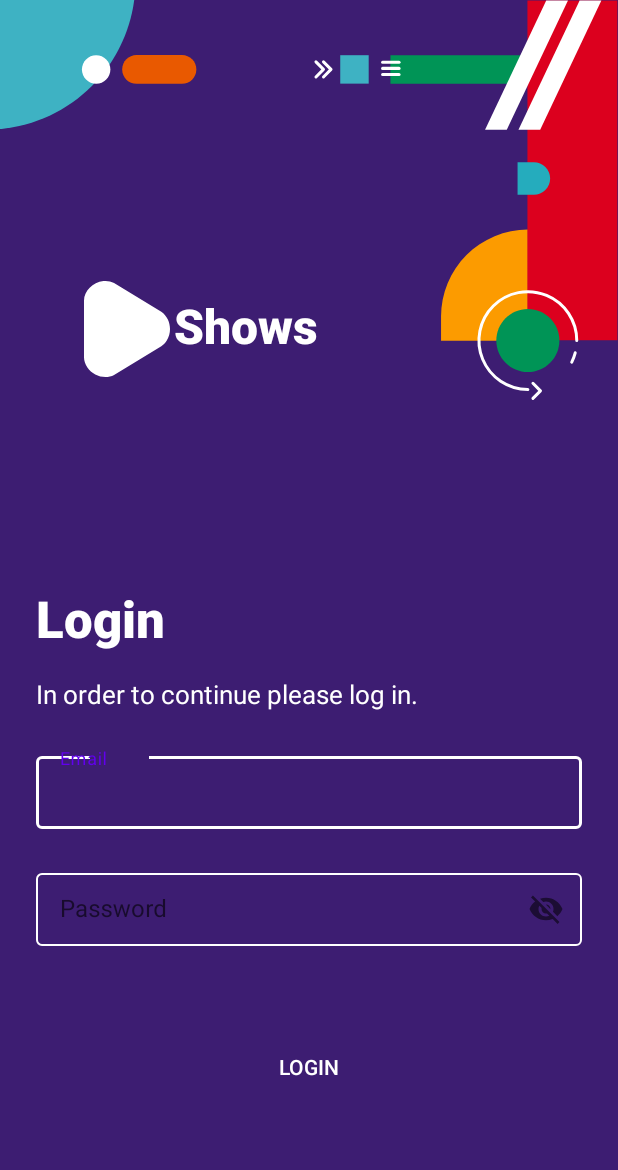
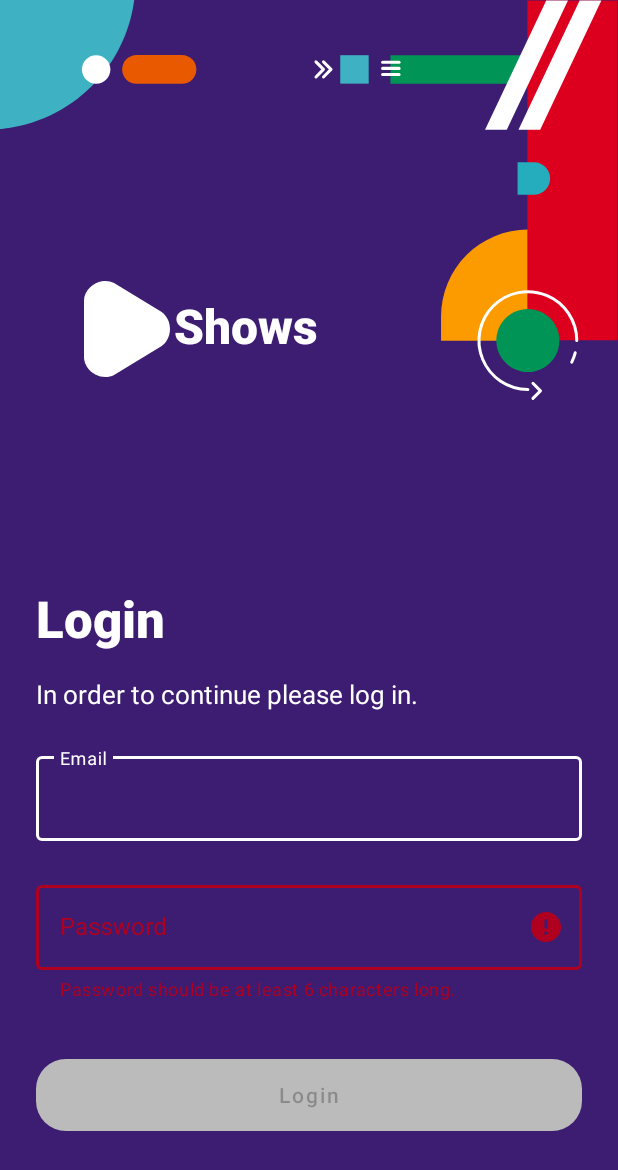
Before and after one commit to mihaelrodek/isa-shows-app-mihaelrodek, an Android app: the screen it shows after launch (LoginActivity), after a tap on an icon or button, on a phone screen of 412 x 824 dp. Shown: the top 1170 px of the screen. Run offline under Robolectric (Android 15) with nearby library versions, the phone set to English and light mode, and no system bars.

Commit message:
Promjenjen login screen

```diff
--- a/app/src/main/java/com/android/infinum/LoginActivity.kt
+++ b/app/src/main/java/com/android/infinum/LoginActivity.kt
@@ -2,6 +2,8 @@ package com.android.infinum
 
 import android.app.Activity
 import android.os.Bundle
+import android.text.Editable
+import android.text.TextWatcher
 import android.util.Patterns
 import android.widget.Toast
 import androidx.appcompat.app.AppCompatActivity
@@ -12,8 +14,19 @@ class LoginActivity : AppCompatActivity() {
 
     private lateinit var binding: ActivityLoginBinding
 
-    companion object{
-        private const val pwRegex = """^(?=.*[a-z])(?=.*[A-Z])(?=.*\d)[a-zA-Z\d]{6,}${'$'}"""
+    private val textWatcher = object : TextWatcher {
+        override fun beforeTextChanged(s: CharSequence?, start: Int, count: Int, after: Int) {
+        }
+
+        override fun onTextChanged(s: CharSequence?, start: Int, before: Int, count: Int) {
+            binding.loginButton.isEnabled=checkPassword(binding.passwordInput.editText?.text.toString()) &&
+                    checkMail(binding.emailInput.editText?.text.toString())
+        }
+
+        override fun afterTextChanged(s: Editable?) {
+
+        }
+
     }
 
     override fun onCreate(savedInstanceState: Bundle?) {
@@ -22,35 +35,44 @@ class LoginActivity : AppCompatActivity() {
         binding = ActivityLoginBinding.inflate(layoutInflater)
         setContentView(binding.root)
 
-        binding.loginButton.isClickable = false
 
-        if (binding.emailInput.editText?.text.toString().isNotEmpty() &&
-            binding.passwordInput.editText?.text.toString().isNotEmpty())
-            binding.loginButton.isClickable = true
+        binding.passwordInputEditor.addTextChangedListener(textWatcher)
+        binding.emailInputEditor.addTextChangedListener(textWatcher)
+
 
         binding.loginButton.setOnClickListener {
 
-            checkMailAndPassword(binding.emailInput.editText?.text.toString(),binding.passwordInput.editText?.text.toString())
-
-        }
-
-    }
-
-    private fun checkMailAndPassword(email: String, password: String) {
-
-        if (!Patterns.EMAIL_ADDRESS.matcher(email).matches())
-            Toast.makeText(this, "Wrong email. Please try again.", Toast.LENGTH_SHORT).show()
-        else if(!pwRegex.toRegex().containsMatchIn(password)){
-            Toast.makeText(this, "Wrong password format. Password should contain one capital letter, one lower letter and one number.", Toast.LENGTH_SHORT).show()
-        }
-        else {
             val intent =
                 WelcomeActivity.buildIntent(
                     this,
                     binding.emailInput.editText?.text.toString()
                 )
             startActivity(intent)
+
         }
     }
 
+    private fun checkMail(email: String) : Boolean {
+
+        if (!email.contains("@")|| !Patterns.EMAIL_ADDRESS.matcher(email).matches() || email.isEmpty()) {
+            Toast.makeText(this, "email", Toast.LENGTH_SHORT).show()
+            binding.emailInput.error = "Please enter valid e-mail."
+            return false
+        }else
+            binding.emailInput.error= null
+        return true
+    }
+
+    private fun checkPassword(password : String) : Boolean {
+
+        if (!password.length?.let { len -> len >= 6 }) {
+            println(password)
+
+            binding.passwordInput.error = "Password should be at least 6 characters long."
+            return false
+        }else
+            binding.passwordInput.error= null
+        return true
+    }
+
 }
--- a/app/src/main/res/drawable/ic_triangle.xml
+++ b/app/src/main/res/drawable/ic_triangle.xml
@@ -5,6 +5,5 @@
     android:viewportHeight="64">
   <path
       android:pathData="M51.2444,43.5377L19.9311,62.6284C14.0166,65.7556 6.0483,63.3248 2.1334,57.4747C0.742,55.432 0,53.1291 0,50.8381L0,13.1675C0,6.7219 5.7498,0.8626 12.8426,0.0804C15.3636,-0.1976 17.8289,0.2482 19.9311,1.3771L51.2444,20.4679C57.159,24.5526 58.78,33.2963 54.8652,39.7221C53.9135,41.2611 52.6822,42.5588 51.2444,43.5377Z"
-      android:fillColor="#ffffff"
-      android:fillType="evenOdd"/>
+      android:fillColor="#ffffff"/>
 </vector>
--- /dev/null
+++ b/app/src/main/res/drawable/rounded_button_deselected.xml
@@ -0,0 +1,14 @@
+<?xml version="1.0" encoding="utf-8"?>
+<shape xmlns:android="http://schemas.android.com/apk/res/android"
+    android:layout_width="wrap_content"
+    android:layout_height="wrap_content"
+    android:shape="rectangle">
+
+    <solid android:color="@color/color_button_deselected" />
+
+    <corners
+        android:bottomLeftRadius="20dp"
+        android:bottomRightRadius="20dp"
+        android:topLeftRadius="20dp"
+        android:topRightRadius="20dp" />
+</shape>
--- /dev/null
+++ b/app/src/main/res/drawable/rounded_button_selected.xml
@@ -0,0 +1,14 @@
+<?xml version="1.0" encoding="utf-8"?>
+<shape xmlns:android="http://schemas.android.com/apk/res/android"
+    android:layout_width="wrap_content"
+    android:layout_height="wrap_content"
+    android:shape="rectangle">
+
+    <solid android:color="@color/white"/>
+
+    <corners
+        android:bottomLeftRadius="20dp"
+        android:bottomRightRadius="20dp"
+        android:topLeftRadius="20dp"
+        android:topRightRadius="20dp" />
+</shape>
--- /dev/null
+++ b/app/src/main/res/drawable/selector_button.xml
@@ -0,0 +1,11 @@
+<?xml version="1.0" encoding="utf-8"?>
+<selector xmlns:android="http://schemas.android.com/apk/res/android">
+
+
+    <item android:drawable="@drawable/rounded_button_selected" android:state_enabled="true"
+        android:color="@color/white"></item>
+
+    <item android:drawable="@drawable/rounded_button_deselected"
+        android:color="@color/color_button_deselected"></item>
+
+</selector>
--- a/app/src/main/res/layout/activity_login.xml
+++ b/app/src/main/res/layout/activity_login.xml
@@ -1,9 +1,9 @@
 <?xml version="1.0" encoding="utf-8"?>
 <androidx.constraintlayout.widget.ConstraintLayout xmlns:android="http://schemas.android.com/apk/res/android"
+    xmlns:app="http://schemas.android.com/apk/res-auto"
     xmlns:tools="http://schemas.android.com/tools"
     android:layout_width="match_parent"
     android:layout_height="match_parent"
-    xmlns:app="http://schemas.android.com/apk/res-auto"
     android:background="@color/purple_background"
     tools:context=".LoginActivity">
 
@@ -20,21 +20,19 @@
         android:layout_width="wrap_content"
         android:layout_height="wrap_content"
         android:src="@drawable/ic_top_right_illustration"
-        app:layout_constraintTop_toTopOf="parent"
         app:layout_constraintEnd_toEndOf="parent"
-        />
+        app:layout_constraintTop_toTopOf="parent" />
 
 
     <ImageView
         android:id="@+id/shows_triangle"
         android:layout_width="wrap_content"
         android:layout_height="wrap_content"
-        android:src="@drawable/ic_triangle"
         android:layout_marginStart="56dp"
         android:layout_marginTop="100dp"
-        app:layout_constraintTop_toBottomOf="@id/top_left"
+        android:src="@drawable/ic_triangle"
         app:layout_constraintStart_toStartOf="parent"
-        />
+        app:layout_constraintTop_toBottomOf="@id/top_left" />
 
     <TextView
         android:id="@+id/shows_text"
@@ -42,107 +40,113 @@
         android:layout_height="wrap_content"
         android:layout_marginStart="60dp"
         android:layout_marginTop="108dp"
+        android:fontFamily="sans-serif"
         android:text="@string/shows"
+        android:textColor="@color/white"
+        android:textFontWeight="900"
         android:textSize="32sp"
-        android:fontFamily="sans-serif"
-        android:textFontWeight="900"
-        android:textColor="@color/white"
+        app:layout_constraintStart_toStartOf="@id/shows_triangle"
         app:layout_constraintTop_toBottomOf="@id/top_left"
-        app:layout_constraintStart_toStartOf="@id/shows_triangle"
 
         />
 
 
     <TextView
         android:id="@+id/login_text"
+        android:layout_width="match_parent"
+        android:layout_height="wrap_content"
+        android:layout_marginStart="24dp"
+        android:layout_marginEnd="24dp"
         android:fontFamily="sans-serif"
+        android:text="@string/login_text"
+        android:textColor="@color/white"
         android:textFontWeight="900"
         android:textSize="34sp"
-        android:textColor="@color/white"
-        android:layout_width="match_parent"
-        android:layout_height="wrap_content"
-        android:text="@string/login_text"
-        android:layout_marginStart="24dp"
-        android:layout_marginEnd="24dp"
-        app:layout_constraintTop_toTopOf="parent"
         app:layout_constraintBottom_toBottomOf="parent"
         app:layout_constraintEnd_toEndOf="parent"
         app:layout_constraintStart_toStartOf="parent"
-        />
+        app:layout_constraintTop_toTopOf="parent" />
 
     <TextView
         android:id="@+id/login_alert_text"
+        android:layout_width="match_parent"
+        android:layout_height="wrap_content"
+        android:layout_marginStart="24dp"
         android:layout_marginTop="16dp"
+        android:layout_marginEnd="24dp"
+        android:text="@string/login_alert"
+        android:textColor="@color/white"
         android:textFontWeight="400"
         android:textSize="17sp"
-        android:textColor="@color/white"
-        android:layout_width="match_parent"
-        android:layout_height="wrap_content"
-        android:text="@string/login_alert"
-        app:layout_constraintTop_toBottomOf="@+id/login_text"
         app:layout_constraintEnd_toEndOf="parent"
         app:layout_constraintStart_toStartOf="parent"
+        app:layout_constraintTop_toBottomOf="@+id/login_text" />
+
+    <com.google.android.material.textfield.TextInputLayout
+        android:id="@+id/email_input"
+        style="@style/LoginTextInputLayoutStyle"
         android:layout_marginStart="24dp"
         android:layout_marginEnd="24dp"
-        />
-
-    <com.google.android.material.textfield.TextInputLayout
-        style="@style/LoginTextInputLayoutStyle"
-        android:id="@+id/email_input"
         android:layout_width="match_parent"
         android:layout_height="wrap_content"
         android:layout_marginTop="24dp"
+        android:textColorHint="@color/white"
         app:layout_constraintEnd_toEndOf="parent"
-        app:layout_constraintTop_toBottomOf="@+id/login_alert_text"
-        >
+        app:hintEnabled="true"
+        app:layout_constraintTop_toBottomOf="@+id/login_alert_text">
 
         <com.google.android.material.textfield.TextInputEditText
+            android:id="@+id/email_input_editor"
+
             android:layout_width="match_parent"
-            android:layout_height="wrap_content"
-            android:layout_marginStart="24dp"
-            android:layout_marginEnd="24dp"
+            android:layout_height="match_parent"
+            android:hint="Email"
             android:textColorHint="@color/white"
-            android:hint="Email" />
+            android:textColor="@color/white"/>
 
     </com.google.android.material.textfield.TextInputLayout>
 
     <com.google.android.material.textfield.TextInputLayout
+        android:id="@+id/password_input"
         style="@style/LoginTextInputLayoutStyle"
-        android:id="@+id/password_input"
         android:layout_width="match_parent"
         android:layout_height="wrap_content"
+        android:layout_marginTop="24dp"
+        android:layout_marginStart="24dp"
+        android:layout_marginEnd="24dp"
+        android:textColorHint="@color/white"
+        app:layout_constraintEnd_toEndOf="parent"
         app:layout_constraintTop_toBottomOf="@+id/email_input"
-        app:layout_constraintEnd_toEndOf="parent"
         app:passwordToggleEnabled="true"
-        android:layout_marginTop="24dp"
+        app:passwordToggleTint="@color/white"
         >
 
         <com.google.android.material.textfield.TextInputEditText
-
+            android:id="@+id/password_input_editor"
             android:layout_width="match_parent"
-            android:layout_height="wrap_content"
-            android:layout_marginStart="24dp"
-            android:layout_marginEnd="24dp"
+            android:layout_height="match_parent"
+            android:hint="@string/password"
+            android:inputType="textPassword"
             android:textColorHint="@color/white"
-            android:hint="@string/password"
-            android:inputType="textPassword" />
+            android:textColor="@color/white"/>
     </com.google.android.material.textfield.TextInputLayout>
 
     <androidx.appcompat.widget.AppCompatButton
         android:id="@+id/login_button"
-        android:layout_width="match_parent"
+        android:layout_width="0dp"
         android:layout_height="wrap_content"
         android:layout_marginStart="24dp"
         android:layout_marginEnd="24dp"
         android:layout_marginBottom="32dp"
-        android:background="@android:color/transparent"
-        android:textColor="@color/white"
-        app:layout_constraintTop_toBottomOf="@id/password_input"
+        android:background="@drawable/selector_button"
+        android:enabled="false"
+        android:letterSpacing="0.1"
+        android:text="@string/login_text"
+        android:textAllCaps="false"
         app:layout_constraintBottom_toBottomOf="parent"
+        app:layout_constraintEnd_toEndOf="parent"
         app:layout_constraintStart_toStartOf="parent"
-        app:layout_constraintEnd_toEndOf="parent"
-        android:text="@string/login_text"
-        />
+        app:layout_constraintTop_toBottomOf="@id/password_input" />
 
 
 </androidx.constraintlayout.widget.ConstraintLayout>
--- a/app/src/main/res/values/colors.xml
+++ b/app/src/main/res/values/colors.xml
@@ -9,4 +9,5 @@
     <color name="white">#FFFFFFFF</color>
     <color name="purple_background">#3D1D72</color>
     <color name="grey_text">#808080</color>
+    <color name="color_button_deselected">#BBBBBB</color>
 </resources>
--- a/app/src/main/res/values/styles.xml
+++ b/app/src/main/res/values/styles.xml
@@ -2,7 +2,14 @@
 
 <resources>
 
-    <style name="LoginTextInputLayoutStyle" parent="Widget.MaterialComponents.TextInputLayout.OutlinedBox.Dense">
+    <style name="LoginTextInputLayoutStyle" parent="Widget.MaterialComponents.TextInputLayout.OutlinedBox">
         <item name="boxStrokeColor">@color/text_input_box_stroke</item>
+        <item name="hintTextColor">@color/white</item>
+        <item name="android:textColorHint">@color/white</item>
+        <item name="android:textColor">@color/white</item>
+        <item name="boxStrokeWidth">2dp</item>
+        <item name="colorControlNormal">@color/white</item>
+        <item name="colorControlActivated">@color/white</item>
+        <item name="colorControlHighlight">@color/white</item>
     </style>
 </resources>
--- a/app/src/main/res/values/themes.xml
+++ b/app/src/main/res/values/themes.xml
@@ -1,6 +1,9 @@
 <resources xmlns:tools="http://schemas.android.com/tools">
     <!-- Base application theme. -->
     <style name="Theme.ShowsMihaelRodek" parent="Theme.MaterialComponents.DayNight.NoActionBar">
+        <item name="android:windowTranslucentStatus">true</item>
+        <item name="android:windowActionBarOverlay">true</item>
+        <item name="android:fitsSystemWindows">true</item>
         <!-- Primary brand color. -->
         <item name="colorPrimary">@color/purple_500</item>
         <item name="colorPrimaryVariant">@color/purple_700</item>
```
